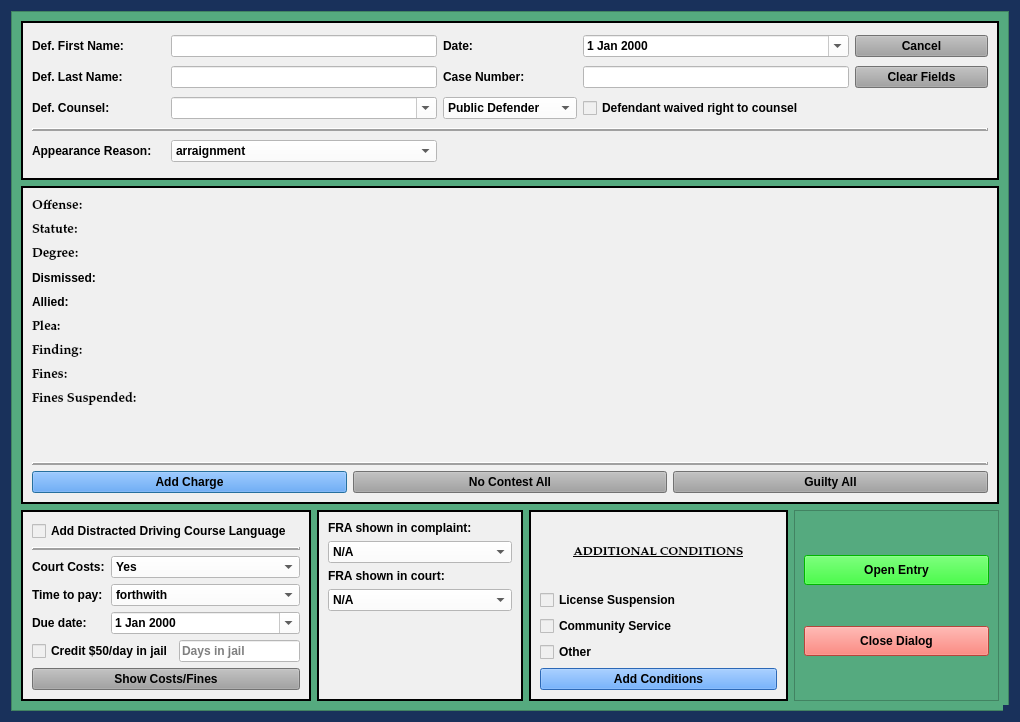
Before: the Qt Designer form munientry/views/ui/FineOnlyPleaDialog.ui in HunterProgram22/MuniEntry, drawn with Qt 5.
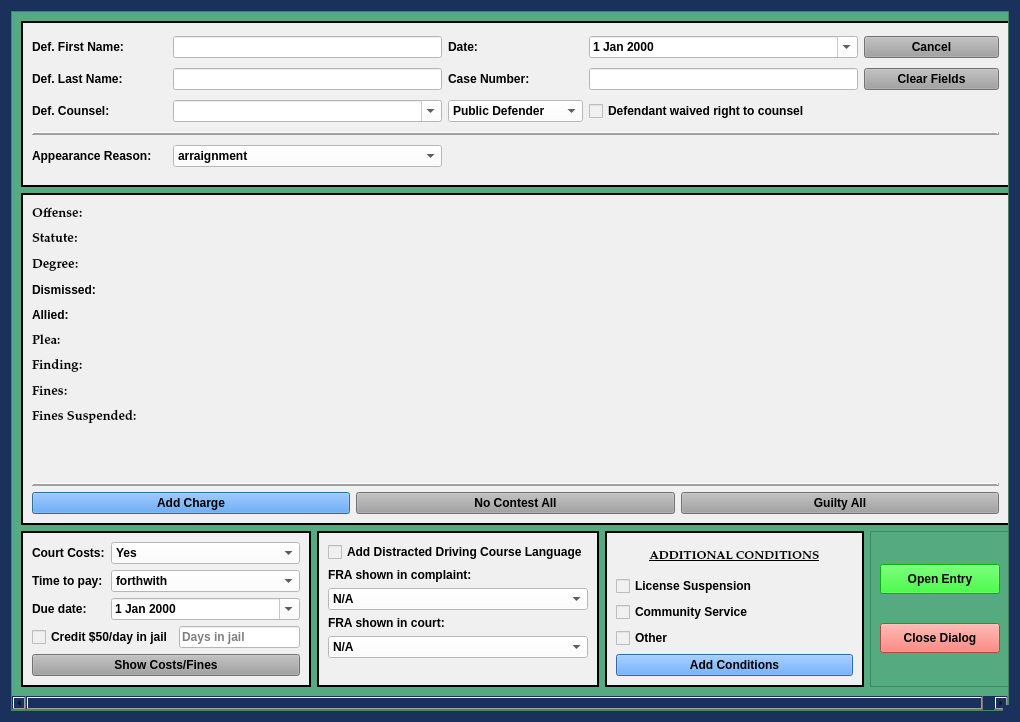
After: the same form once the commit is applied. Custom widgets are drawn as their Qt base class.

Commit message: Moved distracted driving box to FRA box.

What changed in the file:
```diff
--- a/munientry/views/ui/FineOnlyPleaDialog.ui
+++ b/munientry/views/ui/FineOnlyPleaDialog.ui
@@ -165,8 +165,8 @@
        <rect>
         <x>0</x>
         <y>0</y>
-        <width>1000</width>
-        <height>702</height>
+        <width>1021</width>
+        <height>685</height>
        </rect>
       </property>
       <layout class="QGridLayout" name="gridLayout_2" rowstretch="1,2,0" columnstretch="1,1,1,1">
@@ -427,21 +427,21 @@
           <number>2</number>
          </property>
          <layout class="QGridLayout" name="gridLayout_5">
-          <item row="4" column="0">
+          <item row="3" column="0">
            <widget class="QLabel" name="label_18">
             <property name="text">
              <string>Due date:</string>
             </property>
            </widget>
           </item>
-          <item row="5" column="0" colspan="3">
+          <item row="4" column="0" colspan="3">
            <widget class="QCheckBox" name="credit_for_jail_checkBox">
             <property name="text">
              <string>Credit $50/day in jail</string>
             </property>
            </widget>
           </item>
-          <item row="4" column="1" colspan="3">
+          <item row="3" column="1" colspan="3">
            <widget class="NoScrollDateEdit" name="balance_due_date">
             <property name="styleSheet">
              <string notr="true">color: rgb(0, 0, 0);
@@ -452,7 +452,7 @@
             </property>
            </widget>
           </item>
-          <item row="6" column="0" colspan="4">
+          <item row="5" column="0" colspan="4">
            <widget class="QPushButton" name="costs_and_fines_Button">
             <property name="sizePolicy">
              <sizepolicy hsizetype="Preferred" vsizetype="Fixed">
@@ -474,7 +474,7 @@
             </property>
            </widget>
           </item>
-          <item row="5" column="3">
+          <item row="4" column="3">
            <widget class="QLineEdit" name="jail_time_credit_box">
             <property name="styleSheet">
              <string notr="true">background-color: rgb(255, 255, 255);</string>
@@ -484,7 +484,7 @@
             </property>
            </widget>
           </item>
-          <item row="2" column="1" colspan="3">
+          <item row="1" column="1" colspan="3">
            <widget class="NoScrollComboBox" name="court_costs_box">
             <property name="styleSheet">
              <string notr="true">background-color: rgb(255, 255, 255);</string>
@@ -511,21 +511,14 @@
             </item>
            </widget>
           </item>
-          <item row="0" column="0" colspan="4">
-           <widget class="QCheckBox" name="checkBox">
-            <property name="text">
-             <string>Add Distracted Driving Course Language</string>
-            </property>
-           </widget>
-          </item>
-          <item row="3" column="0">
+          <item row="2" column="0">
            <widget class="QLabel" name="label_9">
             <property name="text">
              <string>Time to pay:</string>
             </property>
            </widget>
           </item>
-          <item row="3" column="1" colspan="3">
+          <item row="2" column="1" colspan="3">
            <widget class="NoScrollComboBox" name="ability_to_pay_box">
             <property name="styleSheet">
              <string notr="true">background-color: rgb(255, 255, 255);</string>
@@ -552,26 +545,13 @@
             </item>
            </widget>
           </item>
-          <item row="2" column="0">
+          <item row="1" column="0">
            <widget class="QLabel" name="label_11">
             <property name="text">
              <string>Court Costs:</string>
             </property>
            </widget>
           </item>
-          <item row="1" column="0" colspan="4">
-           <widget class="Line" name="line_3">
-            <property name="frameShadow">
-             <enum>QFrame::Raised</enum>
-            </property>
-            <property name="lineWidth">
-             <number>2</number>
-            </property>
-            <property name="orientation">
-             <enum>Qt::Horizontal</enum>
-            </property>
-           </widget>
-          </item>
          </layout>
         </widget>
        </item>
@@ -941,43 +921,21 @@
           <number>2</number>
          </property>
          <layout class="QFormLayout" name="formLayout_2">
-          <item row="2" column="0">
-           <widget class="QLabel" name="label_22">
+          <item row="0" column="0">
+           <widget class="QCheckBox" name="distracted_driving_checkBox">
             <property name="text">
-             <string>FRA shown in court:</string>
+             <string>Add Distracted Driving Course Language</string>
             </property>
            </widget>
           </item>
-          <item row="0" column="0">
+          <item row="1" column="0">
            <widget class="QLabel" name="label_21">
             <property name="text">
              <string>FRA shown in complaint:</string>
             </property>
            </widget>
           </item>
-          <item row="3" column="0" colspan="2">
-           <widget class="NoScrollComboBox" name="fra_in_court_box">
-            <property name="styleSheet">
-             <string notr="true">background-color: rgb(255, 255, 255);</string>
-            </property>
-            <item>
-             <property name="text">
-              <string>N/A</string>
-             </property>
-            </item>
-            <item>
-             <property name="text">
-              <string>Yes</string>
-             </property>
-            </item>
-            <item>
-             <property name="text">
-              <string>No</string>
-             </property>
-            </item>
-           </widget>
-          </item>
-          <item row="1" column="0" colspan="2">
+          <item row="2" column="0" colspan="2">
            <widget class="NoScrollComboBox" name="fra_in_file_box">
             <property name="styleSheet">
              <string notr="true">background-color: rgb(255, 255, 255);</string>
@@ -999,6 +957,35 @@
             </item>
            </widget>
           </item>
+          <item row="3" column="0">
+           <widget class="QLabel" name="label_22">
+            <property name="text">
+             <string>FRA shown in court:</string>
+            </property>
+           </widget>
+          </item>
+          <item row="4" column="0" colspan="2">
+           <widget class="NoScrollComboBox" name="fra_in_court_box">
+            <property name="styleSheet">
+             <string notr="true">background-color: rgb(255, 255, 255);</string>
+            </property>
+            <item>
+             <property name="text">
+              <string>N/A</string>
+             </property>
+            </item>
+            <item>
+             <property name="text">
+              <string>Yes</string>
+             </property>
+            </item>
+            <item>
+             <property name="text">
+              <string>No</string>
+             </property>
+            </item>
+           </widget>
+          </item>
          </layout>
         </widget>
        </item>
```
The commit also changes 3 other files.
